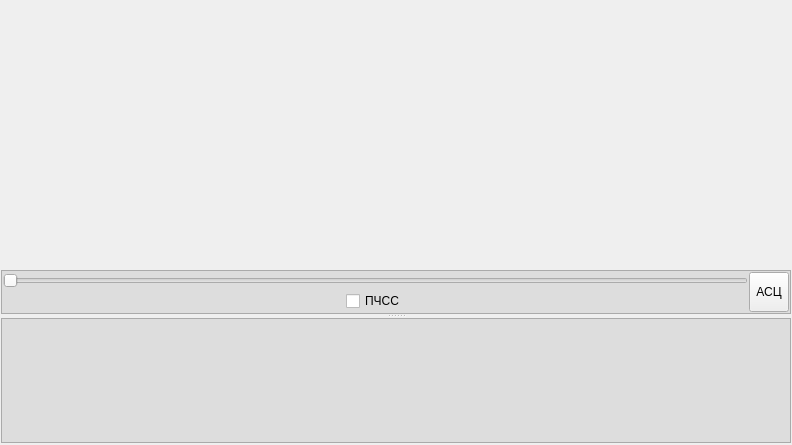
First picture: the form in src/Indicators/ui/ShPIndicatorItem.ui, repository alexvrn/rmo, before the edit.
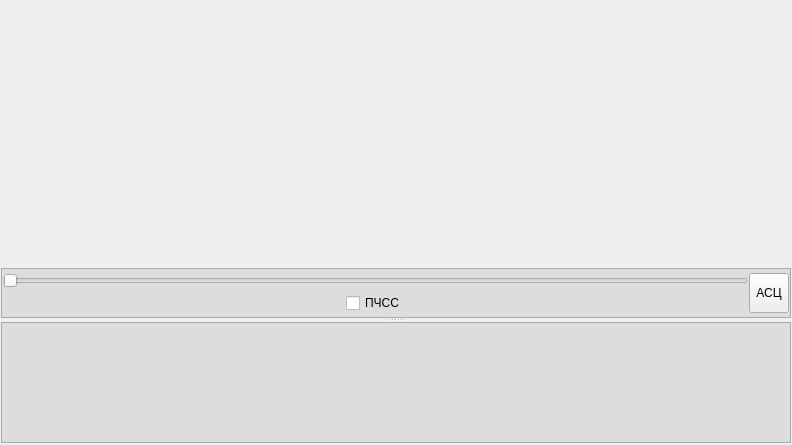
Second picture: the form after the edit. Custom widgets are drawn as their Qt base class.

Commit message: Правка интерфейса для одной из частей ИК ШП

Diff of the .ui file:
```diff
--- a/src/Indicators/ui/ShPIndicatorItem.ui
+++ b/src/Indicators/ui/ShPIndicatorItem.ui
@@ -31,11 +31,14 @@
    </property>
    <item row="0" column="0">
     <widget class="QSplitter" name="splitter_2">
+     <property name="midLineWidth">
+      <number>0</number>
+     </property>
      <property name="orientation">
       <enum>Qt::Vertical</enum>
      </property>
      <widget class="QWidget" name="widget" native="true">
-      <layout class="QVBoxLayout" name="verticalLayout">
+      <layout class="QVBoxLayout" name="verticalLayout" stretch="5,1">
        <property name="leftMargin">
         <number>0</number>
        </property>
@@ -53,22 +56,6 @@
          <property name="spacing">
           <number>0</number>
          </property>
-         <item>
-          <spacer name="verticalSpacer">
-           <property name="orientation">
-            <enum>Qt::Vertical</enum>
-           </property>
-           <property name="sizeType">
-            <enum>QSizePolicy::Minimum</enum>
-           </property>
-           <property name="sizeHint" stdset="0">
-            <size>
-             <width>0</width>
-             <height>200</height>
-            </size>
-           </property>
-          </spacer>
-         </item>
          <item>
           <widget class="QWidget" name="widgetsVerticalLayout" native="true">
            <layout class="QVBoxLayout" name="verticalLayout_2">
@@ -240,22 +227,6 @@
        <property name="rightMargin">
         <number>3</number>
        </property>
-       <item>
-        <spacer name="verticalSpacer_2">
-         <property name="orientation">
-          <enum>Qt::Vertical</enum>
-         </property>
-         <property name="sizeType">
-          <enum>QSizePolicy::Preferred</enum>
-         </property>
-         <property name="sizeHint" stdset="0">
-          <size>
-           <width>0</width>
-           <height>80</height>
-          </size>
-         </property>
-        </spacer>
-       </item>
        <item>
         <widget class="QCustomPlot" name="graphic" native="true">
          <property name="minimumSize">
```
The commit also changes 1 other file.
